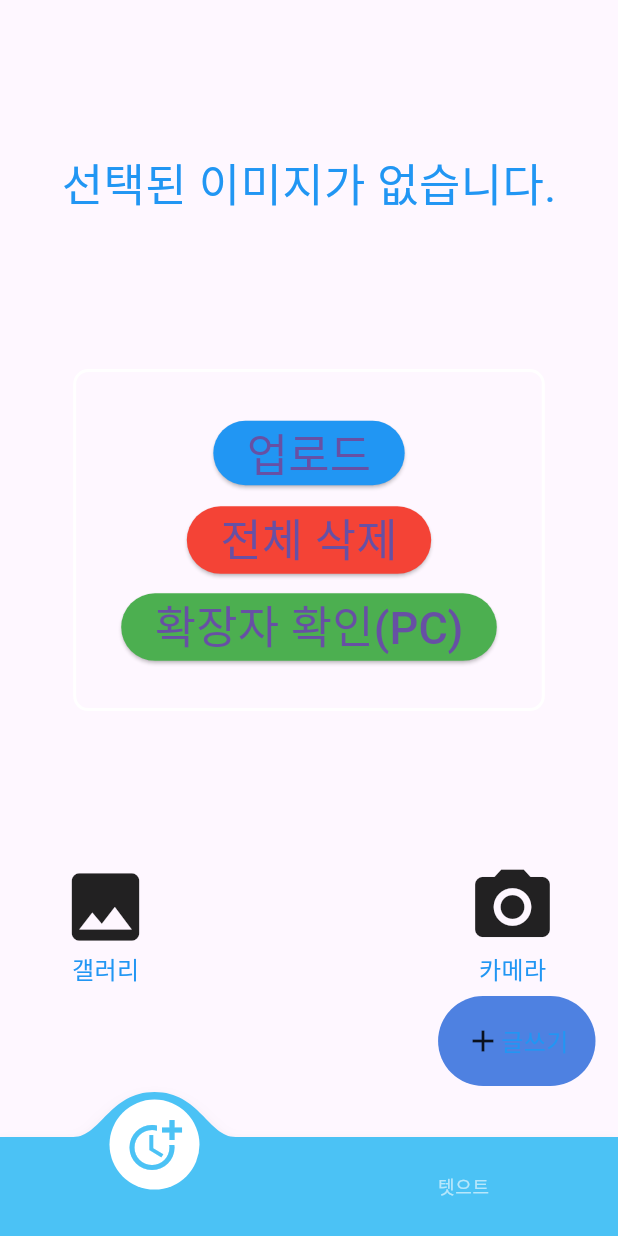
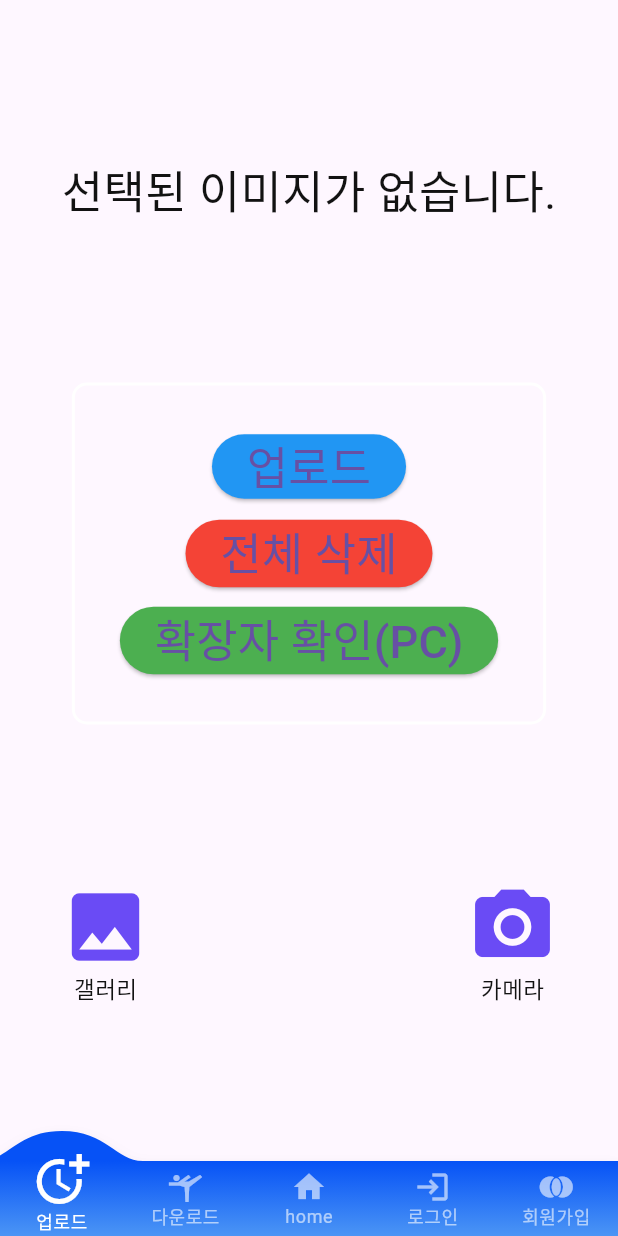
Before and after one commit to hoony00/testCADM, a Flutter app: the screen it shows after launch, on a phone screen of 412 x 824 dp. Run offline on Flutter 3.47's test engine with Material 3 defaults, Android fonts, the phone set to English and light mode, and no system bars; drawn by our look-alikes of convex_bottom_bar; our stand-ins replace cloud_firestore, device_info_plus, dio, easy_localization, flutter_image_compress, flutter_riverpod and 7 more; missing offline and left inert: nav; accounts and stored records are empty; Roboto replaces fonts that are missing (Pretendard).

```diff
--- a/lib/app.dart
+++ b/lib/app.dart
@@ -3,7 +3,10 @@ import 'package:flutter_screenutil/flutter_screenutil.dart';
 import 'package:go_router/go_router.dart';
 import 'package:nav/nav.dart';
 import 'package:test04dm/common/extension/context_extension.dart';
+import 'package:test04dm/view/join/s_join.dart';
 import 'package:test04dm/view/main_page.dart';
+import 'package:test04dm/view/screen/login/s_login.dart';
+import 'package:test04dm/view/screen/login/vo_login_check.dart';
 
 
 import 'common/colors/color_palette.dart';
@@ -73,7 +76,23 @@ class _AppState extends State<App> with Nav, WidgetsBindingObserver {
         path: '/',
         builder: (context, state) => const MainPage(),
         routes: [
-
+          GoRoute(
+            name: 'login',
+            path: '/login',
+            builder: (context, state) => const LoginScreen(),
+            routes: [
+              GoRoute(
+                name: 'loginCheck',
+                path: '/loginCheck',
+                builder: (context, state) => const LoginCheck(),
+              ),
+            ],
+          ),
+          GoRoute(
+            name: 'join',
+            path: '/join',
+            builder: (context, state) => const JoinScreen(),
+          ),
         ],
       ),
     ],
--- a/lib/common/colors/color_palette.dart
+++ b/lib/common/colors/color_palette.dart
@@ -6,8 +6,10 @@ import 'package:flutter/material.dart';
 // 고정 값을 저장해놓고 값의 변동이 없는 것들만 클래스로 만들자
 class ColorPalette {
 
-  static const  primaryColor = Color.fromARGB(255, 78, 129, 225);
-  static const  secondColor = Color.fromARGB(255, 75, 194, 245);
+  static const  primaryColor = Color.fromARGB(255, 6, 82, 246);
+  static const  secondColor = Color.fromARGB(255, 75, 149, 245);
+  static const  textColor = Color.fromARGB(255, 18, 18, 18);
+  static const  iconColor = Color.fromARGB(255, 106, 75, 245);
   static const  orangeColor = Color.fromARGB(255, 245, 140, 97);
 
   static const darkPrimaryColor = Color(0xFFA8D2A0);
--- a/lib/common/font/pretendard.dart
+++ b/lib/common/font/pretendard.dart
@@ -32,6 +32,7 @@ class Pretendard {
   static const wPrimaryColor_s22_w700 = CustomTextStyle(fontFamily: fontFamily, color: ColorPalette.primaryColor, fontSize: 22.0, fontWeight: FontWeight.w700);
   static const wPrimaryColor_s24_w700 = CustomTextStyle(fontFamily: fontFamily, color: ColorPalette.primaryColor, fontSize: 24.0, fontWeight: FontWeight.w700);
   static const wPrimaryColor_s28_w700 = CustomTextStyle(fontFamily: fontFamily, color: ColorPalette.primaryColor, fontSize: 28.0, fontWeight: FontWeight.w700);
+  static const wPrimaryColor_s50_w900 = CustomTextStyle(fontFamily: fontFamily, color: ColorPalette.primaryColor, fontSize: 50.0, fontWeight: FontWeight.w900);
   static const wPrimaryColor_s60_w700 = CustomTextStyle(fontFamily: fontFamily, color: ColorPalette.primaryColor, fontSize: 60.0, fontWeight: FontWeight.w700);
   static const wPrimaryColor_s60_w500 = CustomTextStyle(fontFamily: fontFamily, color: ColorPalette.primaryColor, fontSize: 60.0, fontWeight: FontWeight.w500);
 
--- a/lib/common/theme/theme.dart
+++ b/lib/common/theme/theme.dart
@@ -6,16 +6,24 @@ import '../colors/color_palette.dart';
 ThemeData buildThemeData(BuildContext context) {
   return ThemeData(
     textTheme: Theme.of(context).textTheme.apply(
-      bodyColor: Colors.blue,
+      //일반 텍스트 색상
+      bodyColor: ColorPalette.textColor,
+      //제목 및 헤더
       displayColor: Colors.black,
+      // 앱에서 사용할 글꼴
       fontFamily: "Pretendard",
-      //
-      fontSizeFactor: ScreenUtil().setSp(1),
+      // 모든 텍스트의 크기를 증가시키는 추가 픽셀
+      fontSizeDelta: 1.0,
 
     ),
+    iconTheme: const IconThemeData(
+      color: ColorPalette.iconColor, // Set th
+    ),
+    //앱의 주요 색상 팔레트
     primarySwatch: Colors.blue,
-    primaryColor: ColorPalette.primaryColor, // ColorPalette가 다른 곳에서 정의되었다고 가정합니다.
+    //앱의 주요 색상을 정의
+    primaryColor: ColorPalette.primaryColor,
+    //앱의 밝기 테마
     brightness: Brightness.light,
-    visualDensity: VisualDensity.adaptivePlatformDensity,
   );
 }
--- a/lib/view/Navigation/bottom_navigation/w_convex_bottom.dart
+++ b/lib/view/Navigation/bottom_navigation/w_convex_bottom.dart
@@ -25,18 +25,25 @@ class _ConvexBottomNavigationState
     return ConvexAppBar.badge(
       {
       },
+        gradient: const LinearGradient(
+          colors: [ColorPalette.primaryColor, ColorPalette.secondColor],
+          begin: Alignment.topCenter,
+          end: Alignment.bottomCenter,
+        ),
+      top: -20,
+      style: TabStyle.react,
       badgeMargin: EdgeInsets.only(left: height * 0.028, bottom: height * 0.04),
-      style: TabStyle.titled,
       backgroundColor: ColorPalette.secondColor,
       elevation: 4,
-      height: height * 0.08,
-      curve: Curves.easeOutQuart,
-      top: -30,
+// 버튼 모양
 
 
       items: const [
-        TabItem(icon: Icons.more_time_outlined, title: '테스트'),
-        TabItem(icon: Icons.sports_gymnastics_outlined, title: '텟으트'),
+        TabItem(icon: Icons.more_time_outlined, title: '업로드'),
+        TabItem(icon: Icons.sports_gymnastics_outlined, title: '다운로드'),
+        TabItem(icon: Icons.home, title: 'home'),
+        TabItem(icon: Icons.login, title: '로그인'),
+        TabItem(icon: Icons.join_full, title: '회원가입'),
       ],
 
       // 초기값
--- a/lib/view/main_page.dart
+++ b/lib/view/main_page.dart
@@ -1,12 +1,15 @@
 import 'package:flutter/material.dart';
 import 'package:flutter_riverpod/flutter_riverpod.dart';
-import 'package:test04dm/view/screen/add/s_check.dart';
-import 'package:test04dm/view/screen/add/s_upload.dart';
+import 'package:test04dm/view/screen/camera/s_check.dart';
+import 'package:test04dm/view/screen/camera/s_upload.dart';
+import 'package:test04dm/view/screen/login/s_login.dart';
 
 import '../common/colors/color_palette.dart';
 import '../provider/page_index_provider.dart';
 import 'Navigation/bottom_navigation/w_convex_bottom.dart';
 import 'fab/w_floating_daangn_button.dart';
+import 'home/s_home.dart';
+import 'join/s_join.dart';
 
 class MainPage extends ConsumerStatefulWidget {
   const MainPage({super.key});
@@ -29,6 +32,9 @@ class MainScreenState extends ConsumerState<MainPage>
     final List<Widget> body = [
       Visibility(visible: indexProvider == 0, child: const PickImgScreen()),
       Visibility(visible: indexProvider == 1, child: const CheckScreen()),
+      Visibility(visible: indexProvider == 2, child: const HomeScreen()),
+      Visibility(visible: indexProvider == 3, child: const LoginScreen()),
+      Visibility(visible: indexProvider == 4, child:  JoinScreen()),
     ];
 
     return Material(
@@ -43,7 +49,7 @@ class MainScreenState extends ConsumerState<MainPage>
             ),
             bottomNavigationBar: const ConvexBottomNavigation(),
           ),
-          FloatingDaangnButton(),
+         // FloatingDaangnButton(),
         ],
       ),
     );
```
Also changed, not shown: lib/view/home/s_home.dart (added, +16 -0 lines), lib/view/join/s_join.dart (added, +16 -0 lines), lib/view/screen/login/s_login.dart (added, +127 -0 lines), lib/view/screen/login/vo_login_check.dart (added, +16 -0 lines), lib/common/components/button/custom_square_button.dart (deleted), lib/view/screen/camera/s_check.dart (renamed from lib/view/screen/add/s_check.dart), lib/view/screen/camera/s_upload.dart (renamed from lib/view/screen/add/s_upload.dart).
